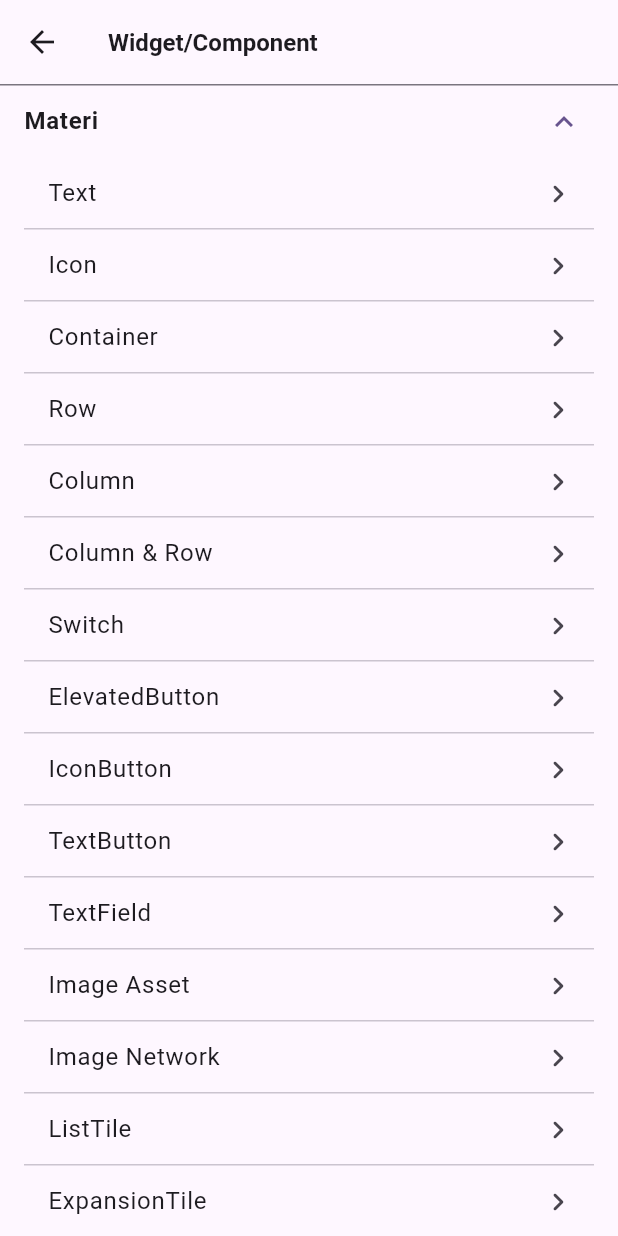
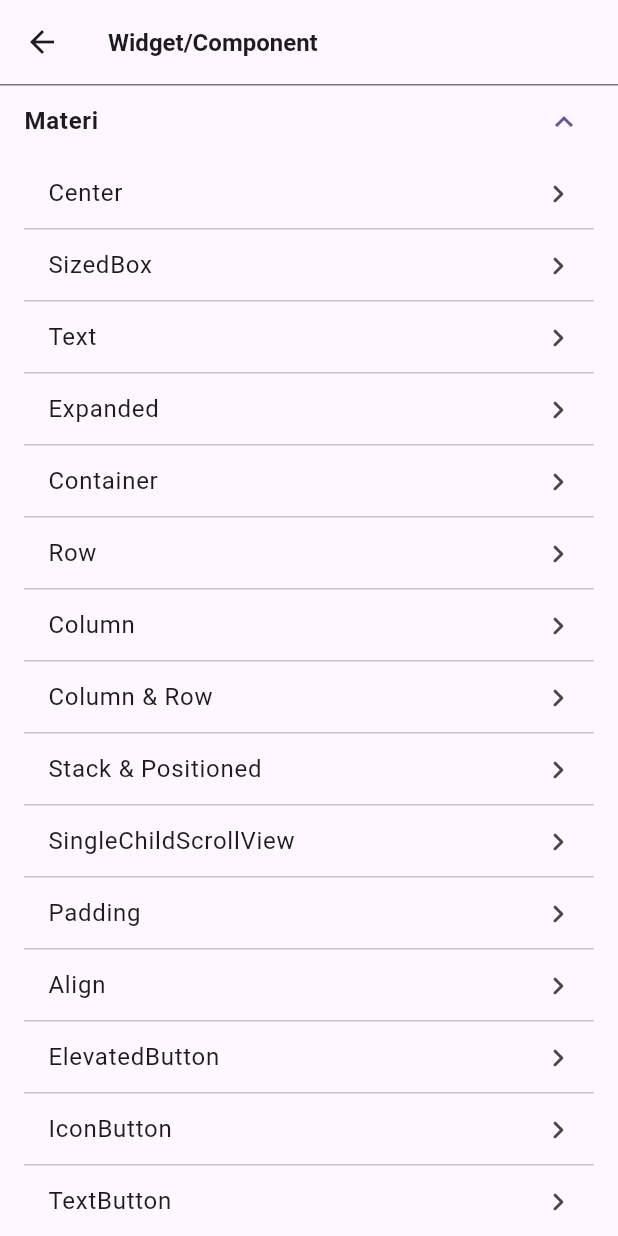
Before and after one commit to danypratamadev/quick_note, a Flutter app: the Bab2Page screen opened by its route, on a phone screen of 412 x 824 dp. Run offline on Flutter 3.47's test engine with Material 3 defaults, Android fonts, the phone set to English and light mode, and no system bars; our stand-ins replace fluttertoast.

Commit message:
Fix: Materi Bab II

```diff
--- a/lib/core/routes/app_routes.dart
+++ b/lib/core/routes/app_routes.dart
@@ -1,16 +1,22 @@
 import 'package:quick_note/views/bab2/bab2_page.dart';
+import 'package:quick_note/views/bab2/materi/align_page.dart';
+import 'package:quick_note/views/bab2/materi/center_page.dart';
 import 'package:quick_note/views/bab2/materi/column_page.dart';
 import 'package:quick_note/views/bab2/materi/column_row_page.dart';
 import 'package:quick_note/views/bab2/materi/container_page.dart';
 import 'package:quick_note/views/bab2/materi/elevatedbutton_page.dart';
+import 'package:quick_note/views/bab2/materi/expanded_page.dart';
 import 'package:quick_note/views/bab2/materi/expansiontile_page.dart';
 import 'package:quick_note/views/bab2/materi/icon_page.dart';
 import 'package:quick_note/views/bab2/materi/iconbutton_page.dart';
 import 'package:quick_note/views/bab2/materi/image_asset_page.dart';
 import 'package:quick_note/views/bab2/materi/image_network_page.dart';
 import 'package:quick_note/views/bab2/materi/listtile_page.dart';
+import 'package:quick_note/views/bab2/materi/padding_page.dart';
 import 'package:quick_note/views/bab2/materi/row_page.dart';
 import 'package:quick_note/views/bab2/materi/singlescroll_page.dart';
+import 'package:quick_note/views/bab2/materi/sizedbox_page.dart';
+import 'package:quick_note/views/bab2/materi/stack_positioned_page.dart';
 import 'package:quick_note/views/bab2/materi/switch_page.dart';
 import 'package:quick_note/views/bab2/materi/text_page.dart';
 import 'package:quick_note/views/bab2/materi/textbutton_page.dart';
@@ -39,13 +45,18 @@ class AppRoutes {
   static const String homeRoute = '/';
 
   static const String bab2Route = '/bab2';
+  static const String centerRoute = '/bab2/center';
+  static const String sizedboxRoute = '/bab2/sizedbox';
   static const String textRoute = '/bab2/text';
-  static const String iconRoute = '/bab2/icon';
+  static const String expandedRoute = '/bab2/expanded';
   static const String countainerRoute = '/bab2/container';
   static const String rowRoute = '/bab2/row';
   static const String columnRoute = '/bab2/column';
   static const String columnRowRoute = '/bab2/column-row';
-  static const String switchRoute = '/bab2/switch';
+  static const String stackRoute = '/bab2/stack';
+  static const String singleScrollRoute = '/bab2/singlescroll';
+  static const String paddingRoute = '/bab2/padding';
+  static const String alignRoute = '/bab2/align';
   static const String elevatedBtnRoute = '/bab2/elevatedbutton';
   static const String iconBtnRoute = '/bab2/iconbutton';
   static const String textBtnRoute = '/bab2/textbutton';
@@ -54,7 +65,8 @@ class AppRoutes {
   static const String imgAssetRoute = '/bab2/image-asset';
   static const String listTileRoute = '/bab2/listtile';
   static const String expanTileRoute = '/bab2/expansiontile';
-  static const String singleScrollRoute = '/bab2/singlescroll';
+  static const String iconRoute = '/bab2/icon';
+  static const String switchRoute = '/bab2/switch';
   static const String bab2PraktikRoute = '/bab2/praktik';
 
   static const String bab3Route = '/bab3';
@@ -81,13 +93,18 @@ class AppRoutes {
     homeRoute: (context) => const HomePage(),
 
     bab2Route: (context) => const Bab2Page(),
+    centerRoute: (context) => const CenterPage(),
+    sizedboxRoute: (context) => const SizedboxPage(),
     textRoute: (context) => const TextPage(),
-    iconRoute: (context) => const IconPage(),
+    expandedRoute: (context) => const ExpandedPage(),
     countainerRoute: (context) => const ContainerPage(),
     rowRoute: (context) => const RowPage(),
     columnRoute: (context) => const ColumnPage(),
     columnRowRoute: (context) => const ColumnRowPage(),
-    switchRoute: (context) => const SwitchPage(),
+    stackRoute: (context) => const StackPositionedPage(),
+    singleScrollRoute: (context) => const SinglescrollPage(),
+    paddingRoute: (context) => const PaddingPage(),
+    alignRoute: (context) => const AlignPage(),
     elevatedBtnRoute: (context) => const ElevatedbuttonPage(),
     iconBtnRoute: (context) => const IconbuttonPage(),
     textBtnRoute: (context) => const TextbuttonPage(),
@@ -96,7 +113,8 @@ class AppRoutes {
     imgAssetRoute: (context) => const ImageAssetPage(),
     listTileRoute: (context) => const ListtilePage(),
     expanTileRoute: (context) => const ExpansiontilePage(),
-    singleScrollRoute: (context) => const SinglescrollPage(),
+    iconRoute: (context) => const IconPage(),
+    switchRoute: (context) => const SwitchPage(),
     bab2PraktikRoute: (context) => const Bab2PraktikPage(),
 
     bab3Route: (context) => const Bab3Page(),
--- a/lib/views/bab2/bab2_page.dart
+++ b/lib/views/bab2/bab2_page.dart
@@ -13,12 +13,20 @@ class _Bab2PageState extends State<Bab2Page> {
 
   List<MenuModel> listMenu = <MenuModel>[
     MenuModel(
+      title: 'Center',
+      route: AppRoutes.centerRoute
+    ),
+    MenuModel(
+      title: 'SizedBox',
+      route: AppRoutes.sizedboxRoute
+    ),
+    MenuModel(
       title: 'Text',
       route: AppRoutes.textRoute
     ),
     MenuModel(
-      title: 'Icon',
-      route: AppRoutes.iconRoute
+      title: 'Expanded',
+      route: AppRoutes.expandedRoute
     ),
     MenuModel(
       title: 'Container',
@@ -37,8 +45,20 @@ class _Bab2PageState extends State<Bab2Page> {
       route: AppRoutes.columnRowRoute
     ),
     MenuModel(
-      title: 'Switch',
-      route: AppRoutes.switchRoute
+      title: 'Stack & Positioned',
+      route: AppRoutes.stackRoute
+    ),
+    MenuModel(
+      title: 'SingleChildScrollView',
+      route: AppRoutes.singleScrollRoute
+    ),
+    MenuModel(
+      title: 'Padding',
+      route: AppRoutes.paddingRoute
+    ),
+    MenuModel(
+      title: 'Align',
+      route: AppRoutes.alignRoute
     ),
     MenuModel(
       title: 'ElevatedButton',
@@ -73,8 +93,12 @@ class _Bab2PageState extends State<Bab2Page> {
       route: AppRoutes.expanTileRoute
     ),
     MenuModel(
-      title: 'SingleChildScrollView',
-      route: AppRoutes.singleScrollRoute
+      title: 'Icon',
+      route: AppRoutes.iconRoute
+    ),
+    MenuModel(
+      title: 'Switch',
+      route: AppRoutes.switchRoute
     ),
   ];
 
--- /dev/null
+++ b/lib/views/bab2/materi/padding_page.dart
@@ -0,0 +1,78 @@
+import 'package:flutter/material.dart';
+
+class PaddingPage extends StatefulWidget {
+  const PaddingPage({super.key});
+
+  @override
+  State<PaddingPage> createState() => _PaddingPageState();
+}
+
+class _PaddingPageState extends State<PaddingPage> {
+  @override
+  Widget build(BuildContext context) {
+    return Scaffold(
+      appBar: AppBar(
+        title: const Text(
+          'Padding',
+          style: TextStyle(
+            fontSize: 16.0,
+            fontWeight: FontWeight.w600
+          ),
+        ),
+      ),
+      body: SafeArea(
+        child: Center(
+          child: Column(
+            mainAxisAlignment: MainAxisAlignment.center,
+            children: [
+              Material(
+                color: Colors.blue.shade100,
+                child: const Text(
+                  'Widget Tanpa Padding'
+                ),
+              ),
+              const SizedBox(height: 16.0,),
+              Material(
+                color: Colors.orange.shade100,
+                child: const Padding(
+                  padding: EdgeInsets.all(16.0),
+                  child: Text(
+                    'Widget Dengan Padding'
+                  ),
+                ),
+              ),
+              const SizedBox(height: 16.0,),
+              Material(
+                color: Colors.pink.shade100,
+                child: const Padding(
+                  padding: EdgeInsets.symmetric(
+                    horizontal: 32.0,
+                    vertical: 8.0
+                  ),
+                  child: Text(
+                    'Widget Dengan Padding'
+                  ),
+                ),
+              ),
+              const SizedBox(height: 16.0,),
+              Material(
+                color: Colors.red.shade100,
+                child: const Padding(
+                  padding: EdgeInsets.only(
+                    left: 32.0,
+                    right: 16.0,
+                    top: 16.0,
+                    bottom: 8.0
+                  ),
+                  child: Text(
+                    'Widget Dengan Padding'
+                  ),
+                ),
+              ),
+            ],
+          )
+        ),
+      ),
+    );
+  }
+}
```
Also changed, not shown: lib/views/bab2/materi/align_page.dart (added, +81 -0 lines), lib/views/bab2/materi/center_page.dart (added, +63 -0 lines), lib/views/bab2/materi/expanded_page.dart (added, +78 -0 lines), lib/views/bab2/materi/sizedbox_page.dart (added, +91 -0 lines), lib/views/bab2/materi/stack_positioned_page.dart (added, +84 -0 lines), lib/views/bab4/materi/gridview_custom_page.dart (+23 -4 lines).
